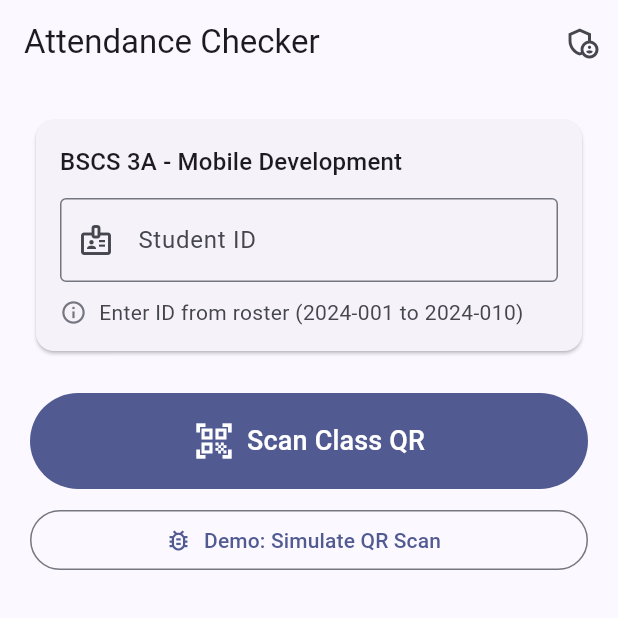
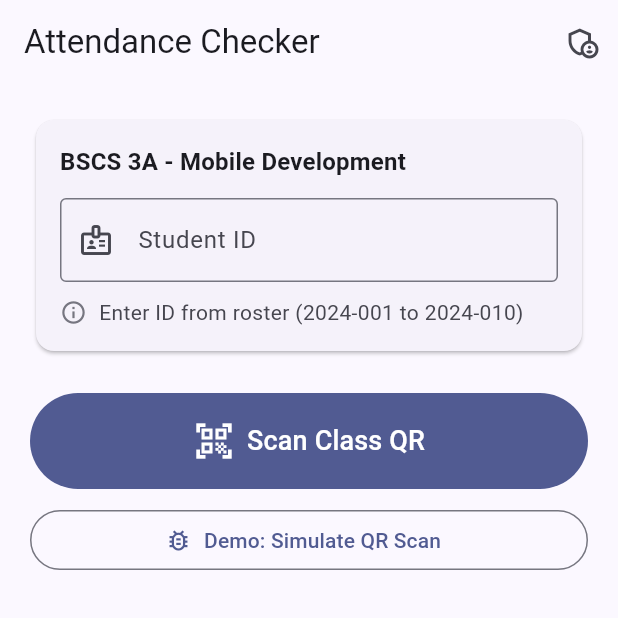
Before and after one commit to earljohnryrodrigo-gif/CSIT284-Capstone-Rodrigo, a Flutter app: the screen it shows after launch, on a phone screen of 412 x 824 dp, the top half of it. Run offline on Flutter 3.47's test engine with Material 3 defaults, Android fonts, the phone set to English and light mode, and no system bars; our stand-ins replace qr_flutter, shared_preferences; missing offline and left inert: mobile_scanner.

Commit message:
feat: add reusable student, QR, and attendance widgets

```diff
--- a/lib/widgets/student_id_card.dart
+++ b/lib/widgets/student_id_card.dart
@@ -17,6 +17,8 @@ class StudentIdCard extends StatelessWidget {
   @override
   Widget build(BuildContext context) {
     final colorScheme = Theme.of(context).colorScheme;
+    final firstId = kStudentRoster.keys.first;
+    final lastId = kStudentRoster.keys.last;
 
     return Card(
       child: Padding(
@@ -26,17 +28,19 @@ class StudentIdCard extends StatelessWidget {
           children: [
             Text(
               kClassName,
-              style: Theme.of(context).textTheme.titleMedium,
+              style: Theme.of(context).textTheme.titleMedium?.copyWith(
+                    fontWeight: FontWeight.bold,
+                  ),
             ),
             const SizedBox(height: 12),
             TextField(
               controller: controller,
               onChanged: (_) => onChanged(),
-              decoration: const InputDecoration(
+              decoration: InputDecoration(
                 labelText: 'Student ID',
-                hintText: 'e.g. 2024-002',
-                prefixIcon: Icon(Icons.badge_outlined),
-                border: OutlineInputBorder(),
+                hintText: 'e.g. $firstId',
+                prefixIcon: const Icon(Icons.badge_outlined),
+                border: const OutlineInputBorder(),
               ),
             ),
             const SizedBox(height: 10),
@@ -55,7 +59,7 @@ class StudentIdCard extends StatelessWidget {
                   child: Text(
                     matchedName != null
                         ? 'Student: $matchedName'
-                        : 'Enter ID from roster (2024-001 to 2024-010)',
+                        : 'Enter ID from roster ($firstId to $lastId)',
                     style: TextStyle(
                       color: matchedName != null
                           ? Colors.green.shade700
```
